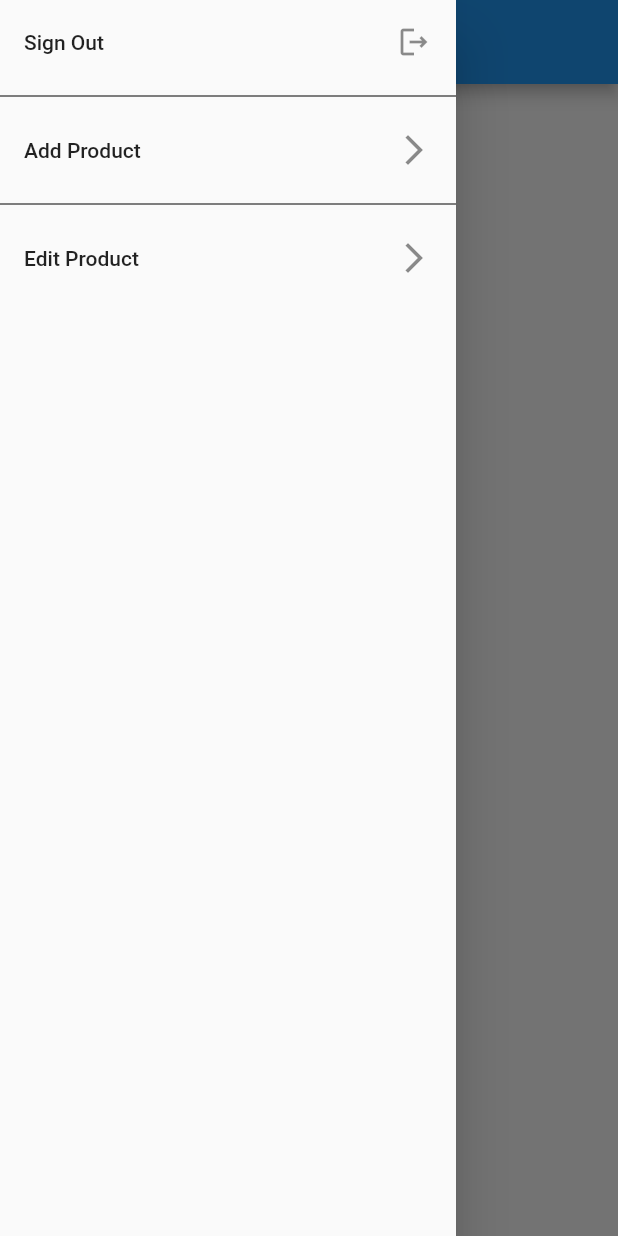
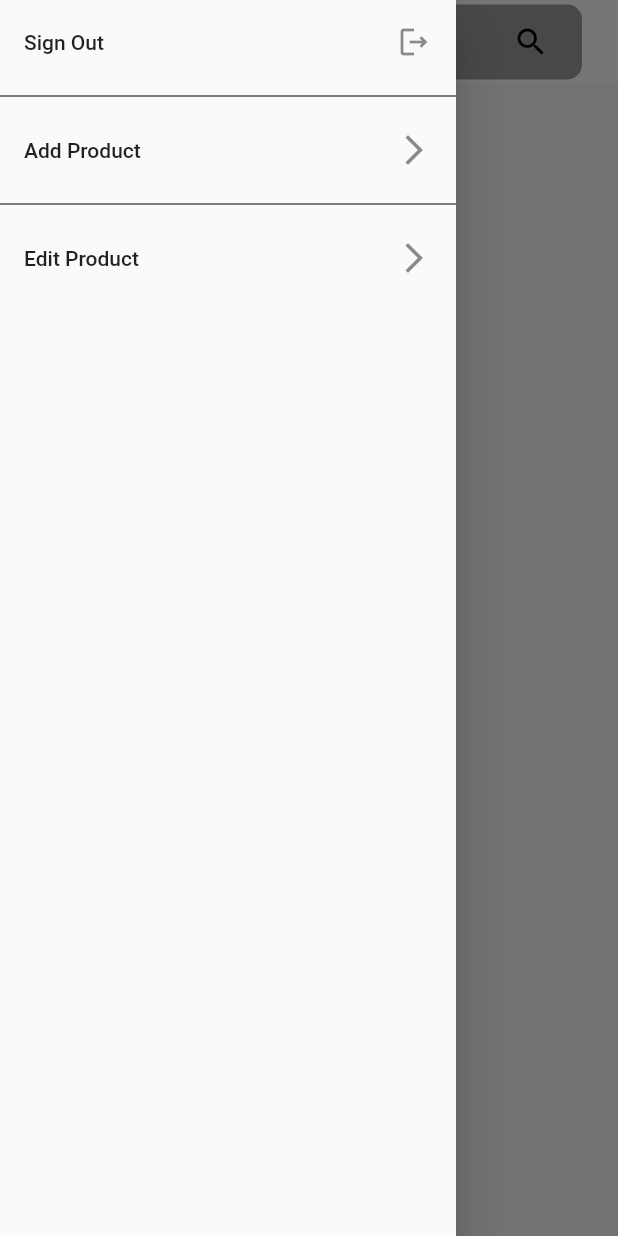
Before and after one commit to PHANNA11/woman-Bags, a Flutter app: the HomeScreen screen opened directly, with the side drawer open, on a phone screen of 412 x 824 dp. Run offline on Flutter 3.47's test engine with Material 2 defaults, Android fonts, the phone set to English and light mode, and no system bars; our stand-ins replace cached_network_image, cloud_firestore, firebase_auth, firebase_core, get; missing offline and left inert: dart:ffi, slideable; accounts and stored records are empty.

Commit message:
Filter Product

```diff
--- a/lib/home/home_screen.dart
+++ b/lib/home/home_screen.dart
@@ -4,8 +4,10 @@ import 'package:cached_network_image/cached_network_image.dart';
 import 'package:cloud_firestore/cloud_firestore.dart';
 import 'package:firebase_app/Auth/login_screen.dart';
 import 'package:firebase_app/data/firebase_field.dart';
+import 'package:firebase_app/home/filter_screen.dart';
 import 'package:firebase_app/home/products/view/add_edit_product.dart';
 import 'package:firebase_app/home/products/view/edit_product.dart';
+import 'package:firebase_app/widget/text_field_widget.dart';
 import 'package:firebase_auth/firebase_auth.dart';
 import 'package:flutter/material.dart';
 import 'package:get/get.dart';
@@ -60,7 +62,18 @@ class _HomeScreenState extends State<HomeScreen> {
         ),
       ),
       appBar: AppBar(
-        title: const Text('Home Screen'),
+        elevation: 0,
+        foregroundColor: Colors.black,
+        backgroundColor: Colors.white,
+        title: TextFieldWidget(
+          onTap: () {
+            Get.to(() => const SearchScreen());
+          },
+          readOnly: true,
+          height: 50,
+          hindText: 'Search product',
+          sufficIconData: Icons.search,
+        ),
       ),
       body: StreamBuilder<QuerySnapshot>(
         stream: dataRef.snapshots(),
--- a/lib/widget/text_field_widget.dart
+++ b/lib/widget/text_field_widget.dart
@@ -9,13 +9,21 @@ class TextFieldWidget extends StatelessWidget {
       this.iconData,
       this.obscureText,
       this.onChanged,
-      this.keyboardType});
+      this.keyboardType,
+      this.height,
+      this.readOnly,
+      this.sufficIconData,
+      this.onTap});
   TextEditingController? controller;
+  double? height;
   String? hindText;
   IconData? iconData;
   bool? obscureText;
+  IconData? sufficIconData;
   void Function(String)? onChanged;
+  void Function()? onTap;
   TextInputType? keyboardType;
+  bool? readOnly;
 
   @override
   Widget build(BuildContext context) {
@@ -23,15 +31,17 @@ class TextFieldWidget extends StatelessWidget {
       padding: const EdgeInsets.all(8.0),
       child: Container(
         padding: const EdgeInsets.symmetric(horizontal: 10, vertical: 5),
-        height: 60,
+        height: height ?? 60,
         width: double.infinity,
         decoration: BoxDecoration(
             borderRadius: BorderRadius.circular(10), color: Colors.grey),
         child: TextField(
+          onTap: onTap,
           keyboardType: keyboardType,
           controller: controller,
           cursorWidth: 3,
           cursorHeight: 20,
+          readOnly: readOnly ?? false,
           obscureText: obscureText ?? false,
           decoration: InputDecoration(
               prefixIcon: iconData != null
@@ -40,6 +50,10 @@ class TextFieldWidget extends StatelessWidget {
                       color: Colors.black,
                     )
                   : null,
+              suffixIcon: Icon(
+                sufficIconData,
+                color: Colors.black,
+              ),
               border: InputBorder.none,
               hintText: hindText ?? 'Enter sometext'),
           onChanged: onChanged,
```
Also changed, not shown: lib/enum/sort_type_enum.dart (added, +25 -0 lines), lib/home/filter_screen.dart (added, +138 -0 lines), lib/method/firebase_method.dart (+24 -2 lines).
